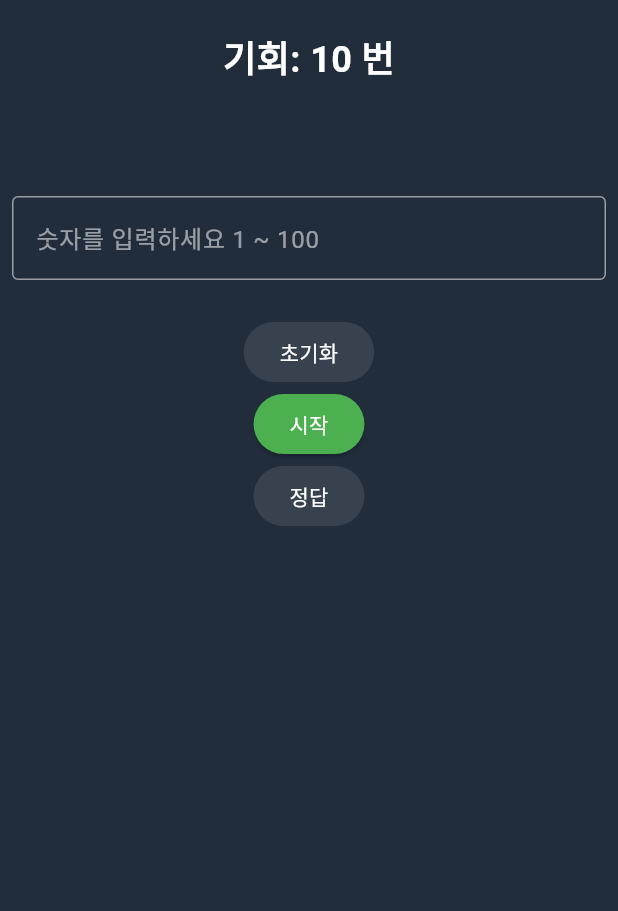
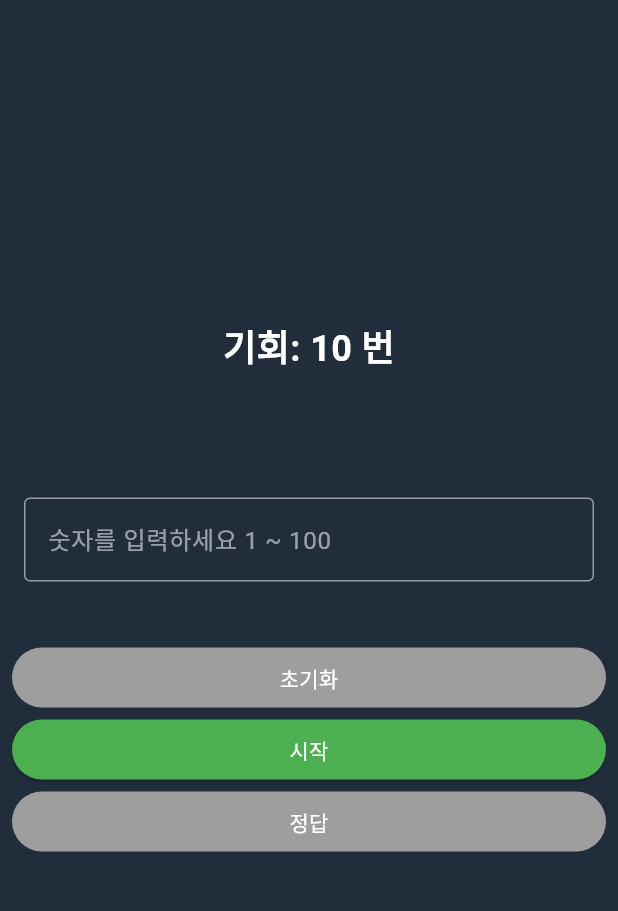
Before and after one commit to Shin-SeungHun/number_game, a Flutter app: the screen it shows after launch, after a tap on "게임 시작", on a phone screen of 412 x 824 dp, the part 65-976 px from its top. Run offline on Flutter 3.47's test engine with Material 3 defaults, Android fonts, the phone set to English and light mode, and no system bars; our stand-ins replace go_router.

Commit message:
ui구현

```diff
--- a/lib/ui/game_screen.dart
+++ b/lib/ui/game_screen.dart
@@ -1,4 +1,3 @@
-import 'package:flutter/cupertino.dart';
 import 'package:flutter/foundation.dart';
 import 'package:flutter/material.dart';
 
@@ -28,7 +27,6 @@ class _GameScreenState extends State<GameScreen> {
         backgroundColor: const Color(0xFF212d3b),
       ),
       body: SizedBox(
-        height: 350,
         child: Column(
           mainAxisAlignment: MainAxisAlignment.center,
           children: [
@@ -49,7 +47,7 @@ class _GameScreenState extends State<GameScreen> {
             ),
             const SizedBox(height: 16.0),
             Padding(
-              padding: const EdgeInsets.all(8.0),
+              padding: const EdgeInsets.all(16.0),
               child: TextField(
                 controller: _controller,
                 keyboardType: TextInputType.number,
@@ -67,14 +65,17 @@ class _GameScreenState extends State<GameScreen> {
               ),
             ),
             const SizedBox(height: 16.0),
-            Column(
-              mainAxisAlignment: MainAxisAlignment.spaceEvenly,
+            Padding(
+              padding: const EdgeInsets.all(8.0),
+              child: Column(
+                crossAxisAlignment: CrossAxisAlignment.stretch,
                 children: [
                   ElevatedButton(
                     onPressed: _gameData.isGameActive ? _resetGame : null,
                     style: ElevatedButton.styleFrom(
-                      backgroundColor: Colors.red, // 원하는 색상으로 변경
-                      disabledBackgroundColor: Colors.white10),
+                      backgroundColor: Colors.red,
+                      disabledBackgroundColor: Colors.grey,
+                    ),
                     child: const Text(
                       '초기화',
                       style: TextStyle(color: Colors.white),
@@ -83,8 +84,9 @@ class _GameScreenState extends State<GameScreen> {
                   ElevatedButton(
                     onPressed: _gameData.isGameActive ? null : _startGame,
                     style: ElevatedButton.styleFrom(
-                      backgroundColor: Colors.green, // 원하는 색상으로 변경
-                      disabledBackgroundColor: Colors.white10),
+                      backgroundColor: Colors.green,
+                      disabledBackgroundColor: Colors.grey,
+                    ),
                     child: const Text(
                       '시작',
                       style: TextStyle(color: Colors.white),
@@ -93,14 +95,16 @@ class _GameScreenState extends State<GameScreen> {
                   ElevatedButton(
                     onPressed: _gameData.isGameActive ? _checkNumber : null,
                     style: ElevatedButton.styleFrom(
-                      backgroundColor: Colors.blue, // 원하는 색상으로 변경
-                      disabledBackgroundColor: Colors.white10),
+                      backgroundColor: Colors.blue,
+                      disabledBackgroundColor: Colors.grey,
+                    ),
                     child: const Text(
                       '정답',
                       style: TextStyle(color: Colors.white),
                     ),
                   ),
                 ],
+              ),
             ),
           ],
         ),
--- a/lib/ui/start_screen.dart
+++ b/lib/ui/start_screen.dart
@@ -9,7 +9,9 @@ class StartScreen extends StatelessWidget {
   @override
   Widget build(BuildContext context) {
     return Scaffold(
-      body: Container(
+
+      body: SafeArea(
+        child: Container(
           width: double.infinity,
           height: double.infinity,
           decoration: const BoxDecoration(
@@ -46,6 +48,7 @@ class StartScreen extends StatelessWidget {
             ),
           ),
         ),
+      ),
     );
   }
 }
```
Lines whose indentation alone changed are shown as unchanged.
